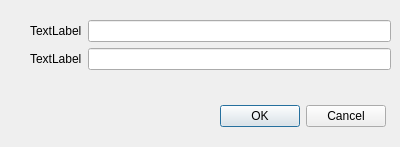
This is chap02/AddressBook/editdialog.ui in Ahumbawapa/FoundationsOfQtDev as Qt 5 draws it before an edit. The edited form follows.
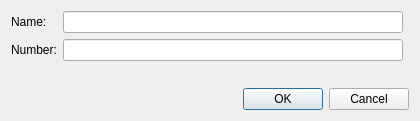
This is the edited form.

The edit to the form file:
```diff
--- a/chap02/AddressBook/editdialog.ui
+++ b/chap02/AddressBook/editdialog.ui
@@ -6,22 +6,33 @@
    <rect>
     <x>0</x>
     <y>0</y>
-    <width>400</width>
-    <height>147</height>
+    <width>420</width>
+    <height>121</height>
    </rect>
   </property>
   <property name="windowTitle">
-   <string>Dialog</string>
+   <string>Edit Dialog</string>
   </property>
+  <layout class="QGridLayout" name="gridLayout">
+   <item row="0" column="0">
+    <widget class="QLabel" name="labelName">
+     <property name="text">
+      <string>Name:</string>
+     </property>
+    </widget>
+   </item>
+   <item row="1" column="0">
+    <widget class="QLabel" name="labelNumber">
+     <property name="text">
+      <string>Number:</string>
+     </property>
+    </widget>
+   </item>
+   <item row="1" column="1">
+    <widget class="QLineEdit" name="lineEditNumber"/>
+   </item>
+   <item row="5" column="0" colspan="3">
   <widget class="QDialogButtonBox" name="buttonBox">
-   <property name="geometry">
-    <rect>
-     <x>31</x>
-     <y>100</y>
-     <width>355</width>
-     <height>32</height>
-    </rect>
-   </property>
    <property name="orientation">
     <enum>Qt::Horizontal</enum>
    </property>
@@ -29,39 +40,25 @@
     <set>QDialogButtonBox::Cancel|QDialogButtonBox::Ok</set>
    </property>
   </widget>
-  <widget class="QWidget" name="">
-   <property name="geometry">
-    <rect>
-     <x>30</x>
-     <y>20</y>
-     <width>361</width>
-     <height>52</height>
-    </rect>
-   </property>
-   <layout class="QGridLayout" name="gridLayout">
-    <item row="0" column="0">
-     <widget class="QLabel" name="label">
-      <property name="text">
-       <string>TextLabel</string>
-      </property>
-     </widget>
     </item>
     <item row="0" column="1">
-     <widget class="QLineEdit" name="nameEdit"/>
-    </item>
-    <item row="1" column="0">
-     <widget class="QLabel" name="label_2">
-      <property name="text">
-       <string>TextLabel</string>
-      </property>
-     </widget>
-    </item>
-    <item row="1" column="1">
-     <widget class="QLineEdit" name="numberEdit"/>
+    <widget class="QLineEdit" name="lineEditName"/>
+   </item>
+   <item row="4" column="0">
+    <spacer name="verticalSpacer">
+     <property name="orientation">
+      <enum>Qt::Vertical</enum>
+     </property>
+     <property name="sizeHint" stdset="0">
+      <size>
+       <width>20</width>
+       <height>49</height>
+      </size>
+     </property>
+    </spacer>
     </item>
    </layout>
   </widget>
- </widget>
  <tabstops>
   <tabstop>nameEdit</tabstop>
   <tabstop>numberEdit</tabstop>
```
Left out of the diff: 4 changed lines with no effect on the pictures. Lines whose indentation alone changed are shown as unchanged.
